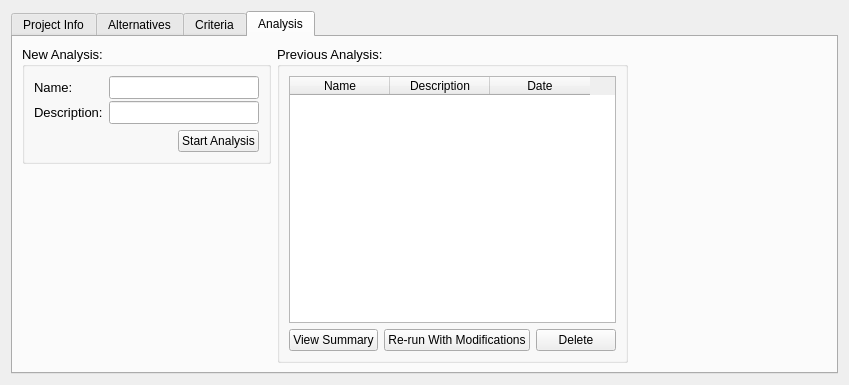
Before: the Qt Designer form src/gui/project_view.ui in Ecotrust/delphos, drawn with Qt 5.
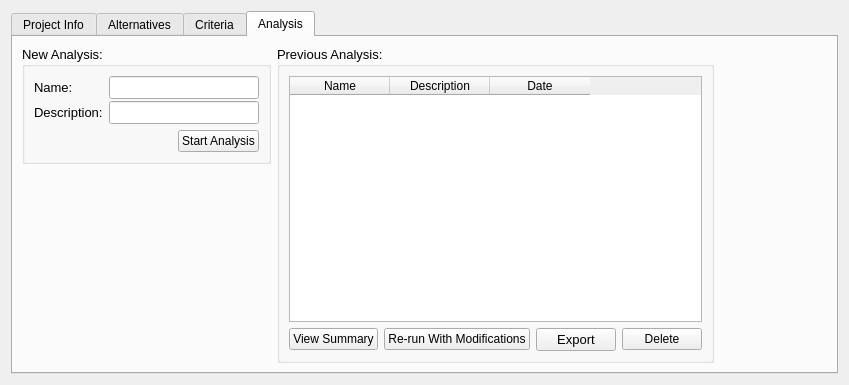
After: the same form once the commit is applied. Custom widgets are drawn as their Qt base class.

```diff
--- a/src/gui/project_view.ui
+++ b/src/gui/project_view.ui
@@ -642,6 +642,13 @@
                 </property>
                </widget>
               </item>
+              <item>
+               <widget class="QPushButton" name="export_analysis_button" >
+                <property name="text" >
+                 <string>Export</string>
+                </property>
+               </widget>
+              </item>
               <item>
                <widget class="QPushButton" name="delete_analysis_button" >
                 <property name="font" >
```
